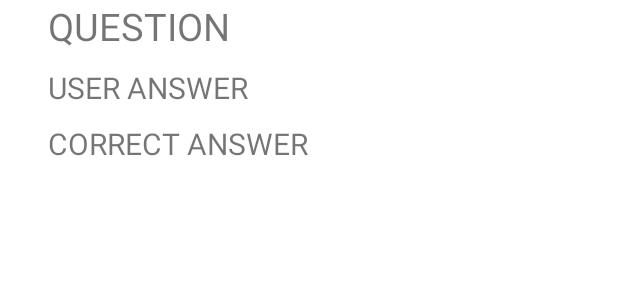
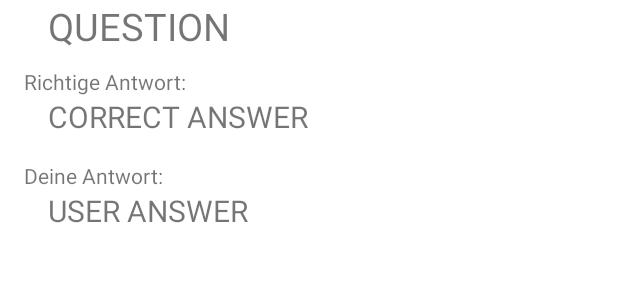
Before and after one commit to TheRealDarkEagle/Trivonian, an Android app: the layout text_item_view.xml on its own in the app's theme, with its tools: preview values and no code run, on a phone screen of 412 x 824 dp. Shown: the top 300 px of the screen. Run offline under Robolectric (Android 15) with nearby library versions, the phone set to English and light mode, and no system bars.

Commit message:
fixing label bug and adding background color to userAnswer

```diff
--- a/app/src/main/java/com/example/trivonian/resultFragment/ResultAdapter.kt
+++ b/app/src/main/java/com/example/trivonian/resultFragment/ResultAdapter.kt
@@ -1,6 +1,7 @@
 package com.example.trivonian.resultFragment
 
 import android.content.Context
+import android.graphics.Color
 import android.view.LayoutInflater
 import android.view.View
 import android.view.ViewGroup
@@ -27,6 +28,13 @@ class ResultAdapter(
         holder.itemView.findViewById<TextView>(R.id.resultQuestion).text = questionText
         holder.itemView.findViewById<TextView>(R.id.resultUserAnswer).text = userAnswer
         holder.itemView.findViewById<TextView>(R.id.resultQuestionAsnwer).text = correctAnswer
+
+        if( userAnswer == correctAnswer) {
+            holder.itemView.findViewById<TextView>(R.id.resultUserAnswer).setBackgroundColor(Color.GREEN)
+        } else {
+            holder.itemView.findViewById<TextView>(R.id.resultUserAnswer).setBackgroundColor(Color.RED)
+        }
+
     }
 
     override fun getItemCount(): Int {
--- a/app/src/main/res/layout/text_item_view.xml
+++ b/app/src/main/res/layout/text_item_view.xml
@@ -17,6 +17,28 @@
         android:textSize="25sp" />
 
     <TextView
+        android:id="@+id/resultViewCorrectAnswerLabel"
+        android:layout_width="match_parent"
+        android:layout_height="wrap_content"
+        android:text="@string/result_correctAnswer_label" />
+
+    <TextView
+        android:id="@+id/resultQuestionAsnwer"
+        android:layout_width="match_parent"
+        android:layout_height="wrap_content"
+        android:paddingStart="16dp"
+        android:paddingEnd="16dp"
+        android:text="@string/result_question_correctAnswer"
+        android:textSize="20sp" />
+
+    <TextView
+        android:id="@+id/resultViewUserAnswerLabel"
+        android:layout_width="match_parent"
+        android:layout_height="wrap_content"
+        android:layout_marginTop="16dp"
+        android:text="@string/result_userAnswer_label" />
+
+    <TextView
         android:id="@+id/resultUserAnswer"
         android:layout_width="match_parent"
         android:layout_height="wrap_content"
@@ -26,12 +48,4 @@
         android:text="@string/result_question_userAnswer"
         android:textSize="20sp" />
 
-    <TextView
-        android:id="@+id/resultQuestionAsnwer"
-        android:layout_width="match_parent"
-        android:layout_height="wrap_content"
-        android:paddingStart="16dp"
-        android:paddingEnd="16dp"
-        android:text="@string/result_question_correctAnswer"
-        android:textSize="20sp" />
 </LinearLayout>
--- a/app/src/main/res/values/strings.xml
+++ b/app/src/main/res/values/strings.xml
@@ -6,10 +6,10 @@
     <string name="play_now_label">Play Now!</string>
     <string name="gameFragment_header_text">Question</string>
     <string name="gameFragment_nextButton">Next</string>
-    <!-- TODO: Remove or change this placeholder text -->
-    <string name="hello_blank_fragment">Hello blank fragment</string>
     <string name="result_headline">RESULT</string>
     <string name="result_question_headline">QUESTION</string>
     <string name="result_question_userAnswer">USER ANSWER</string>
     <string name="result_question_correctAnswer">CORRECT ANSWER</string>
+    <string name="result_userAnswer_label">Deine Antwort:</string>
+    <string name="result_correctAnswer_label">Richtige Antwort:</string>
 </resources>
```
